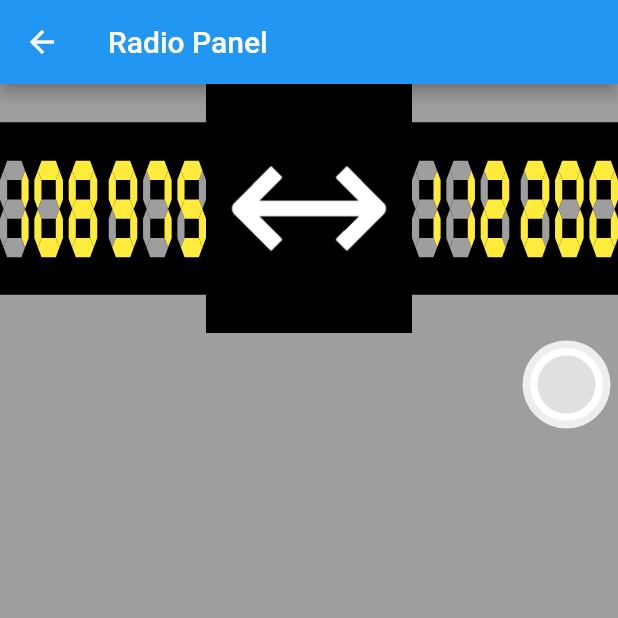
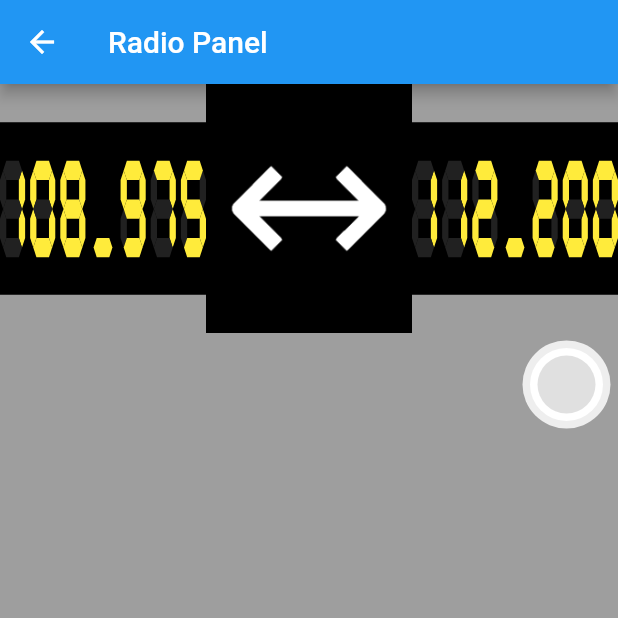
Before and after one commit to Duprat-Robin/RemoteControlMSFS2020, a Flutter app: the screen it shows after launch, after a tap on the "settings input antenna" icon, on a phone screen of 412 x 824 dp, the top half of it. Run offline on Flutter 3.47's test engine with Material 2 defaults, Android fonts, the light colour scheme and no system bars; missing offline and left inert: flutter_cube.

Commit message:
ajout d'un point séparateur + scroll sur knobs pour radio

```diff
--- a/MobileApp/lib/Instruments/artificialHorizon.dart
+++ b/MobileApp/lib/Instruments/artificialHorizon.dart
@@ -132,8 +132,8 @@ class _HorizonPaintedState extends State<HorizonPainted> {
                 child: Transform.rotate(
                   angle: widget.roll.value,
                   child: Transform.translate(
-                    offset: Offset(
-                        0, widget.pitch.value * _pitchAngleToTranslation),
+                    offset: Offset(0,
+                        (-1) * widget.pitch.value * _pitchAngleToTranslation),
                     child: CustomPaint(
                       painter: HorizonBackgroundPainter(
                         pitchAngleToTranslation: _pitchAngleToTranslation,
--- a/MobileApp/lib/Instruments/displays.dart
+++ b/MobileApp/lib/Instruments/displays.dart
@@ -30,6 +30,20 @@ class SegmentDisplay extends StatelessWidget {
   }
 }
 
+class DotDisplay extends StatelessWidget {
+  static const String routeName = "/dot";
+  @override
+  Widget build(BuildContext context) {
+    return SizedBox(
+      width: 18,
+      height: 90,
+      child: CustomPaint(
+        painter: DotPainter(),
+      ),
+    );
+  }
+}
+
 class SegmentsPainter extends CustomPainter {
   final List<bool> isOn;
   static const double horizontalOffset = 10;
@@ -46,7 +60,7 @@ class SegmentsPainter extends CustomPainter {
     if (isOn[1]) {
       paint.color = Colors.yellow;
     } else {
-      paint.color = Colors.grey;
+      paint.color = Colors.grey.shade900;
     }
     Path path = Path()
       ..moveTo(sizeWidth, sizeHeight + 1 * 4 * sizeHeight)
@@ -60,7 +74,7 @@ class SegmentsPainter extends CustomPainter {
     if (isOn[4]) {
       paint.color = Colors.yellow;
     } else {
-      paint.color = Colors.grey;
+      paint.color = Colors.grey.shade900;
     }
     Path path1 = Path()
       ..moveTo(sizeWidth, sizeHeight + 2 * 4 * sizeHeight)
@@ -74,7 +88,7 @@ class SegmentsPainter extends CustomPainter {
     if (isOn[2]) {
       paint.color = Colors.yellow;
     } else {
-      paint.color = Colors.grey;
+      paint.color = Colors.grey.shade900;
     }
     Path path2 = Path()
       ..moveTo(7 * sizeWidth, sizeHeight + 1 * 4 * sizeHeight)
@@ -88,7 +102,7 @@ class SegmentsPainter extends CustomPainter {
     if (isOn[5]) {
       paint.color = Colors.yellow;
     } else {
-      paint.color = Colors.grey;
+      paint.color = Colors.grey.shade900;
     }
     Path path3 = Path()
       ..moveTo(7 * sizeWidth, sizeHeight + 2 * 4 * sizeHeight)
@@ -102,7 +116,7 @@ class SegmentsPainter extends CustomPainter {
     if (isOn[0]) {
       paint.color = Colors.yellow;
     } else {
-      paint.color = Colors.grey;
+      paint.color = Colors.grey.shade900;
     }
     Path path4 = Path()
       ..moveTo(sizeWidth, sizeHeight + 1 * 4 * sizeHeight)
@@ -116,7 +130,7 @@ class SegmentsPainter extends CustomPainter {
     if (isOn[3]) {
       paint.color = Colors.yellow;
     } else {
-      paint.color = Colors.grey;
+      paint.color = Colors.grey.shade900;
     }
     Path path5 = Path()
       ..moveTo(sizeWidth, sizeHeight + 2 * 4 * sizeHeight)
@@ -130,7 +144,7 @@ class SegmentsPainter extends CustomPainter {
     if (isOn[6]) {
       paint.color = Colors.yellow;
     } else {
-      paint.color = Colors.grey;
+      paint.color = Colors.grey.shade900;
     }
     Path path6 = Path()
       ..moveTo(sizeWidth, sizeHeight + 3 * 4 * sizeHeight)
@@ -148,3 +162,31 @@ class SegmentsPainter extends CustomPainter {
     return false;
   }
 }
+
+class DotPainter extends CustomPainter {
+  static const double horizontalOffset = 10;
+  static const double offset = 40;
+  DotPainter();
+  @override
+  void paint(Canvas canvas, Size size) {
+    Paint paint = Paint()..style = PaintingStyle.fill;
+    double sizeHeight = size.height / 14;
+    double sizeWidth = size.width / 8;
+    paint.color = Colors.yellow;
+
+    Path path = Path()
+      ..moveTo(sizeWidth, sizeHeight + 3 * 4 * sizeHeight)
+      ..relativeLineTo(sizeWidth, -sizeHeight)
+      ..relativeLineTo(4 * sizeWidth, 0)
+      ..relativeLineTo(sizeWidth, sizeHeight)
+      ..relativeLineTo(-sizeWidth, sizeHeight)
+      ..relativeLineTo(-4 * sizeWidth, 0)
+      ..close();
+    canvas.drawPath(path, paint);
+  }
+
+  @override
+  bool shouldRepaint(covariant CustomPainter oldDelegate) {
+    return false;
+  }
+}
--- a/MobileApp/lib/Instruments/knobs.dart
+++ b/MobileApp/lib/Instruments/knobs.dart
@@ -3,6 +3,7 @@ import 'dart:math';
 import 'package:flutter/foundation.dart';
 import 'package:flutter/material.dart';
 import 'package:flutter/widgets.dart';
+import 'package:flutter/gestures.dart';
 
 class AnalogicRotator extends StatefulWidget {
   static const String routeName = "/analogicRotator";
@@ -44,7 +45,9 @@ class _AnalogicRotatorState extends State<AnalogicRotator> {
 
   @override
   Widget build(BuildContext context) {
-    return Center(
+    return ScrollDetector(
+        onPointerScroll: _scrollHandler,
+        child: Center(
           child: GestureDetector(
             onPanDown: (details) {
               _xCenter = details.localPosition.dx;
@@ -53,7 +56,8 @@ class _AnalogicRotatorState extends State<AnalogicRotator> {
             onPanUpdate: _panHandler,
             child: LayoutBuilder(
               builder: (context, constraints) {
-            double minSize = min(constraints.maxWidth, constraints.maxHeight);
+                double minSize =
+                    min(constraints.maxWidth, constraints.maxHeight);
                 return Container(
                   width: minSize,
                   height: minSize,
@@ -67,7 +71,7 @@ class _AnalogicRotatorState extends State<AnalogicRotator> {
               },
             ),
           ),
-    );
+        ));
   }
 
   void _panHandler(DragUpdateDetails details) {
@@ -130,6 +134,35 @@ class _AnalogicRotatorState extends State<AnalogicRotator> {
     }
     //print(widget.value.value);
   }
+
+  void _scrollHandler(PointerScrollEvent sc) {
+    if (sc.scrollDelta.direction < 0) {
+      if (true) {
+        if (widget.value.value < widget.max) {
+          setState(() {
+            _rotatorPosition += widget.rotationAngle;
+          });
+          widget.add(widget.value.value);
+        } else if (widget.circularBahaviour) {
+          widget.value.value = widget.min;
+        }
+        counter = -widget.sensibility;
+      }
+    } else {
+      counter -= widget.sensibility * 2;
+      if (true) {
+        if (widget.value.value > widget.min) {
+          setState(() {
+            _rotatorPosition -= widget.rotationAngle;
+          });
+          widget.sub(widget.value.value);
+        } else if (widget.circularBahaviour) {
+          widget.value.value = widget.max;
+        }
+        counter = widget.sensibility;
+      }
+    }
+  }
 }
 
 class SpeedRotatorPainter extends CustomPainter {
@@ -162,3 +195,28 @@ class SpeedRotatorPainter extends CustomPainter {
     return false;
   }
 }
+
+class ScrollDetector extends StatelessWidget {
+  final void Function(PointerScrollEvent event) onPointerScroll;
+  final Widget child;
+
+  const ScrollDetector(
+      {Key key, @required this.onPointerScroll, @required this.child})
+      : super(key: key);
+
+  @override
+  Widget build(BuildContext context) {
+    return Listener(
+      onPointerSignal: (pointerSignal) {
+        if (pointerSignal is PointerScrollEvent) onPointerScroll(pointerSignal);
+      },
+      child: child,
+    );
+  }
+}
+
+Function signald(PointerScrollEvent sc) {
+  print("Scrolled !");
+  print(sc.scrollDelta.direction > 0);
+  if (sc.scrollDelta.direction > 0) {}
+}
--- a/MobileApp/lib/Instruments/radioPanel.dart
+++ b/MobileApp/lib/Instruments/radioPanel.dart
@@ -135,6 +135,10 @@ class _FrequencyDisplayState extends State<FrequencyDisplay> {
                     Spacer(
                       flex: flexFactorSpacer,
                     ),
+                    Flexible(
+                      flex: 5,
+                      child: DotDisplay(),
+                    ),
                     Spacer(
                       flex: flexFactorSpacer,
                     ),
```
Also changed, not shown: 15 other files. Lines whose indentation alone changed are shown as unchanged.
